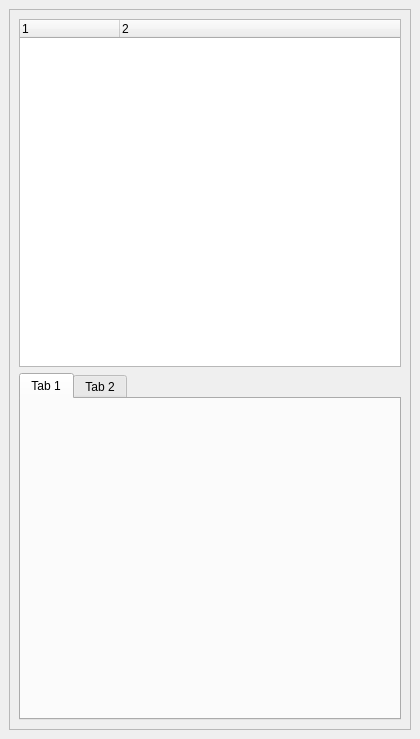
The window that Qt/Resources/UI/layerDialog.ui (hu-shuhan/editOpeniGame) describes before a commit, drawn with Qt 5.
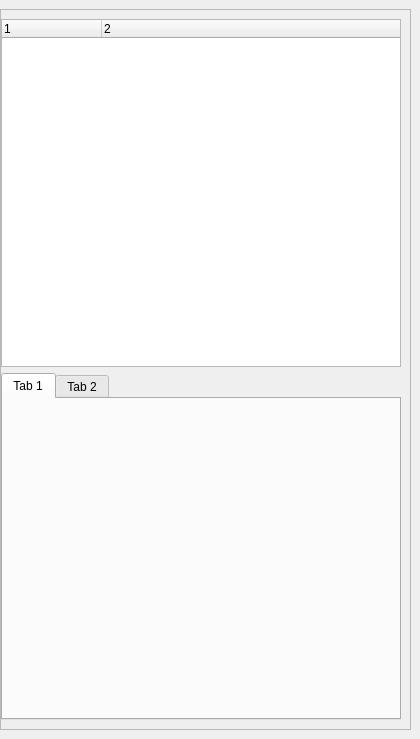
The same window after the commit. Custom widgets are drawn as their Qt base class.

Diff of the .ui file:
```diff
--- a/Qt/Resources/UI/layerDialog.ui
+++ b/Qt/Resources/UI/layerDialog.ui
@@ -21,6 +21,9 @@
   </property>
   <widget class="QWidget" name="dockWidgetContents">
    <layout class="QVBoxLayout" name="verticalLayout">
+   <property name="leftMargin">
+    <number>0</number>
+   </property>
     <item>
      <widget class="QScrollArea" name="scrollArea">
       <property name="widgetResizable">
@@ -36,6 +39,9 @@
         </rect>
        </property>
        <layout class="QVBoxLayout" name="verticalLayout_2">
+        <property name="leftMargin">
+         <number>0</number>
+        </property>
         <item>
          <widget class="igQtModelTreeWidget" name="modelTreeWidget">
           <property name="minimumSize">
```
Lines whose indentation alone changed are shown as unchanged.
